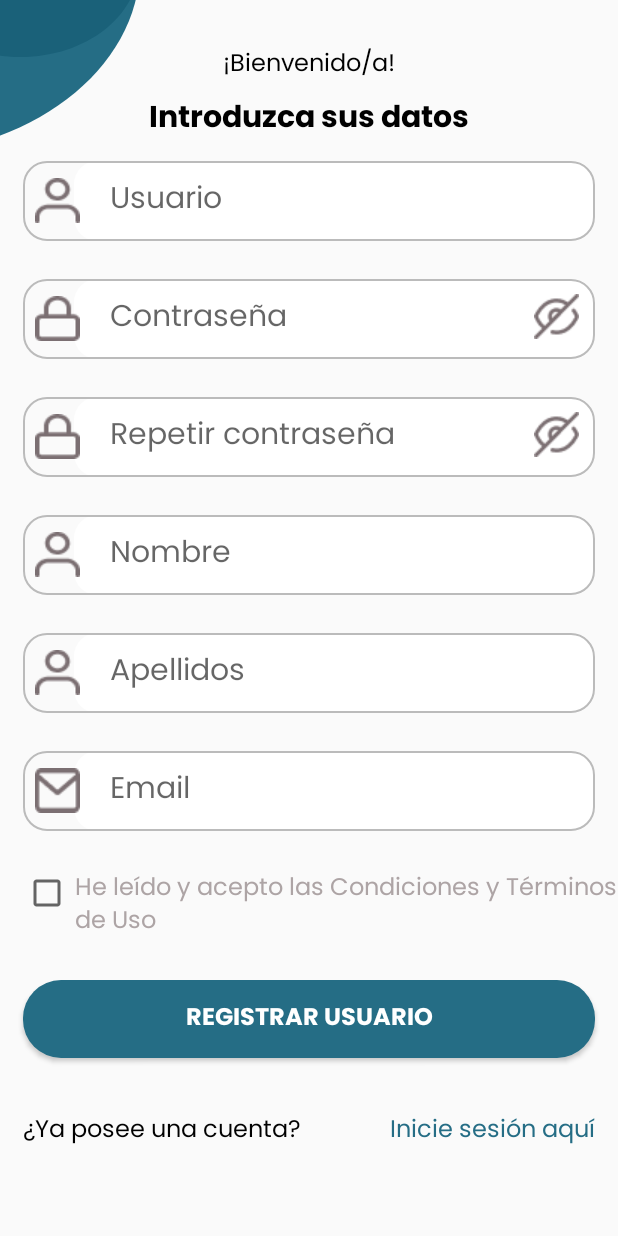
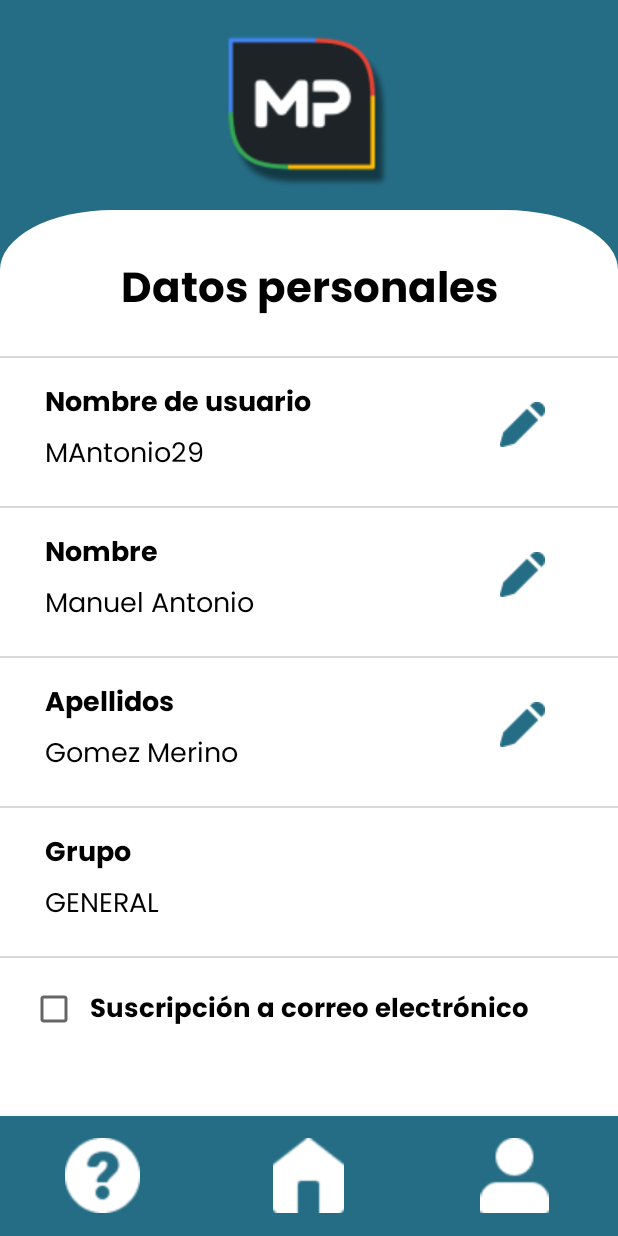
Before and after one commit to TFG-MenPas/MenPas, an Android app: the screen it shows after launch (RegistroUsuario before the commit, DatosPersonales after it), on a phone screen of 412 x 824 dp. Run offline under Robolectric (Android 15) with nearby library versions, the phone set to English and light mode, and no system bars.

Commit message:
Creada UI Datos Personales junto con el menu de navegación inferior y el banner principal con el logo

```diff
--- a/app/build.gradle
+++ b/app/build.gradle
@@ -41,4 +41,5 @@ dependencies {
     testImplementation 'junit:junit:4.13.2'
     androidTestImplementation 'androidx.test.ext:junit:1.1.3'
     androidTestImplementation 'androidx.test.espresso:espresso-core:3.4.0'
+
 }
--- /dev/null
+++ b/app/src/main/java/com/uma/menpas/DatosPersonales.kt
@@ -0,0 +1,45 @@
+package com.uma.menpas
+
+import androidx.appcompat.app.AppCompatActivity
+import android.os.Bundle
+import android.widget.CheckBox
+import android.widget.ImageButton
+import android.widget.Toast
+
+class DatosPersonales : AppCompatActivity() {
+    override fun onCreate(savedInstanceState: Bundle?) {
+        super.onCreate(savedInstanceState)
+        setContentView(R.layout.activity_datos_personales)
+
+        val botonEditarNombreDeUsuario = findViewById<ImageButton>(R.id.botonEditarNombreDeUsuario)
+        val botonEditarNombre = findViewById<ImageButton>(R.id.botonEditarNombre)
+        val botonEditarApellidos = findViewById<ImageButton>(R.id.botonEditarApellidos)
+        val checkBoxSuscripcion = findViewById<CheckBox>(R.id.checkBoxSuscripcion)
+
+        botonEditarNombreDeUsuario.setOnClickListener{
+            Toast.makeText(applicationContext, "Edita el nombre de usuario", Toast.LENGTH_SHORT)
+                .show()
+        }
+
+        botonEditarNombre.setOnClickListener{
+            Toast.makeText(applicationContext, "Edita el nombre", Toast.LENGTH_SHORT)
+                .show()
+        }
+
+        botonEditarApellidos.setOnClickListener{
+            Toast.makeText(applicationContext, "Edita los apellidos", Toast.LENGTH_SHORT)
+                .show()
+        }
+
+        checkBoxSuscripcion.setOnClickListener{
+            if(checkBoxSuscripcion.isChecked){
+                Toast.makeText(applicationContext, "Suscripción activada", Toast.LENGTH_SHORT)
+                    .show()
+            }else{
+                Toast.makeText(applicationContext, "Suscripción desactivada", Toast.LENGTH_SHORT)
+                    .show()
+            }
+
+        }
+    }
+}
--- /dev/null
+++ b/app/src/main/res/drawable/elipse_banner.xml
@@ -0,0 +1,4 @@
+<?xml version="1.0" encoding="utf-8"?>
+<shape xmlns:android="http://schemas.android.com/apk/res/android" android:shape="oval">
+<solid android:color="@color/white"/>
+</shape>
--- /dev/null
+++ b/app/src/main/res/drawable/prueba_banner.xml
@@ -0,0 +1,6 @@
+<?xml version="1.0" encoding="utf-8"?>
+
+
+    <shape xmlns:android="http://schemas.android.com/apk/res/android" android:shape="rectangle">
+        <solid android:color="@color/elipseBlue"></solid>
+    </shape>
--- /dev/null
+++ b/app/src/main/res/layout/activity_datos_personales.xml
@@ -0,0 +1,363 @@
+<?xml version="1.0" encoding="utf-8"?>
+
+<RelativeLayout xmlns:android="http://schemas.android.com/apk/res/android"
+    android:layout_width="fill_parent"
+    android:layout_height="fill_parent"
+    android:background="@color/white">
+    <ScrollView
+        android:layout_width="match_parent"
+        android:layout_height="match_parent"
+        android:layout_marginBottom="80dp">
+
+        <RelativeLayout
+            android:layout_width="match_parent"
+            android:layout_height="match_parent">
+
+            <View
+                android:id="@+id/bannerRectanguloAzul"
+                android:layout_width="match_parent"
+                android:layout_height="270dp"
+                android:layout_alignParentLeft="true"
+
+                android:layout_alignParentTop="true"
+                android:layout_marginTop="-50dp"
+                android:background="@drawable/prueba_banner"
+                />
+
+            <View android:id="@+id/bannerRectanguloBlancoCentral"
+            android:layout_width="match_parent"
+            android:layout_height="80dp"
+            android:layout_alignBottom="@+id/bannerRectanguloAzul"
+                android:layout_marginLeft="75dp"
+                android:layout_marginRight="75dp"
+            android:background="@android:color/white"
+            />
+
+            <View android:id="@+id/bannerElipseIzquierda"
+                android:layout_width="150dp"
+                android:layout_height="80dp"
+                android:layout_alignLeft="@+id/bannerRectanguloAzul"
+                android:layout_alignBottom="@+id/bannerRectanguloAzul"
+                android:background="@drawable/elipse_banner"/>
+
+            <View android:id="@+id/bannerElipseDerecha"
+                android:layout_width="150dp"
+                android:layout_height="80dp"
+                android:layout_alignRight="@+id/bannerRectanguloAzul"
+                android:layout_alignBottom="@+id/bannerRectanguloAzul"
+                android:background="@drawable/elipse_banner"/>
+
+            <View android:id="@+id/bannerRectanguloBlancoInferior"
+                android:layout_width="match_parent"
+                android:layout_height="40dp"
+                android:layout_alignBottom="@+id/bannerRectanguloAzul"
+                android:background="@android:color/white"
+                />
+
+            <ImageView android:id="@+id/logo"
+                android:layout_width="120dp"
+                android:layout_height="120dp"
+                android:layout_marginTop="15dp"
+                android:layout_centerHorizontal="true"
+                android:background="@drawable/logo"/>
+
+            <TextView
+                android:text="@string/datos_personales"
+                android:layout_width="match_parent"
+                android:layout_height="wrap_content"
+                android:fontFamily="@font/poppins_bold"
+                android:fontWeight="700"
+                android:textSize="28dp"
+                android:textStyle="normal"
+                android:gravity="center"
+
+                android:layout_marginBottom="20dp"
+                android:layout_marginTop="170dp"
+                android:textColor="@color/black"
+                android:id="@+id/textDatosPersonales"/>
+
+
+            <LinearLayout
+                android:layout_width="fill_parent"
+                android:layout_height="1dp"
+                android:background="#D9D9D9"
+                android:orientation="horizontal"
+                android:layout_above="@id/RLNombreDeUsuario"
+                />
+
+            <!--android:background="@drawable/background_border"-->
+            <RelativeLayout
+                android:layout_width="match_parent"
+                android:layout_height="100dp"
+                android:layout_below="@id/textDatosPersonales"
+                android:minWidth="25px"
+                android:minHeight="25px"
+                android:id="@+id/RLNombreDeUsuario">
+
+                <TextView
+                    android:text="@string/nombre_de_usuario"
+                    android:layout_width="match_parent"
+                    android:layout_height="wrap_content"
+                    android:fontFamily="@font/poppins_bold"
+                    android:fontWeight="700"
+                    android:textSize="18dp"
+                    android:textStyle="normal"
+                    android:layout_marginLeft="30dp"
+                    android:layout_marginTop="15dp"
+                    android:textColor="@color/black"
+                    android:id="@+id/textNombreDeUsuario"/>
+
+                <TextView
+                    android:text="MAntonio29"
+                    android:layout_width="match_parent"
+                    android:layout_height="wrap_content"
+                    android:fontFamily="@font/poppins_regular"
+                    android:fontWeight="700"
+                    android:textSize="18dp"
+                    android:textStyle="normal"
+                    android:layout_marginLeft="30dp"
+                    android:layout_marginTop="50dp"
+                    android:textColor="@color/black"
+                    android:id="@+id/NombreDeUsuario"/>
+
+                <ImageButton
+                    android:src="@drawable/pencil"
+                    android:background="#FFFFFF"
+                    android:layout_width="48dp"
+                    android:layout_height="48dp"
+                    android:layout_alignParentRight="true"
+                    android:layout_marginRight="40dp"
+                    android:layout_marginTop="20dp"
+                    android:id="@+id/botonEditarNombreDeUsuario"
+                    android:contentDescription="Edita tu nombre de usuario"/>
+
+            </RelativeLayout>
+
+            <LinearLayout
+                android:layout_width="fill_parent"
+                android:layout_height="1dp"
+                android:background="#D9D9D9"
+                android:orientation="horizontal"
+                android:layout_above="@id/RLNombre"
+                />
+
+            <RelativeLayout
+                android:layout_width="match_parent"
+                android:layout_height="100dp"
+
+                android:layout_below="@id/RLNombreDeUsuario"
+                android:minWidth="25px"
+                android:minHeight="25px"
+                android:id="@+id/RLNombre">
+
+                <TextView
+                    android:text="@string/nombre"
+                    android:layout_width="match_parent"
+                    android:layout_height="wrap_content"
+                    android:fontFamily="@font/poppins_bold"
+                    android:fontWeight="700"
+                    android:textSize="18dp"
+                    android:textStyle="normal"
+                    android:layout_marginLeft="30dp"
+                    android:layout_marginTop="15dp"
+                    android:textColor="@color/black"
+                    android:id="@+id/textNombre"/>
+
+                <TextView
+                    android:text="Manuel Antonio"
+                    android:layout_width="match_parent"
+                    android:layout_height="wrap_content"
+                    android:fontFamily="@font/poppins_regular"
+                    android:fontWeight="700"
+                    android:textSize="18dp"
+                    android:textStyle="normal"
+                    android:layout_marginLeft="30dp"
+                    android:layout_marginTop="50dp"
+                    android:textColor="@color/black"
+                    android:id="@+id/Nombre"/>
+
+                <ImageButton
+                    android:src="@drawable/pencil"
+                    android:background="#FFFFFF"
+                    android:layout_width="48dp"
+                    android:layout_height="48dp"
+                    android:layout_alignParentRight="true"
+                    android:layout_marginRight="40dp"
+                    android:layout_marginTop="20dp"
+                    android:id="@+id/botonEditarNombre"
+                    android:contentDescription="Edita tu nombre"/>
+
+            </RelativeLayout>
+
+            <LinearLayout
+                android:layout_width="fill_parent"
+                android:layout_height="1dp"
+                android:background="#D9D9D9"
+                android:orientation="horizontal"
+                android:layout_above="@id/RLApellidos"
+                />
+
+            <RelativeLayout
+                android:layout_width="match_parent"
+                android:layout_height="100dp"
+                android:layout_below="@id/RLNombre"
+                android:minWidth="25px"
+                android:minHeight="25px"
+                android:id="@+id/RLApellidos">
+
+                <TextView
+                    android:text="@string/apellidos"
+                    android:layout_width="match_parent"
+                    android:layout_height="wrap_content"
+                    android:fontFamily="@font/poppins_bold"
+                    android:fontWeight="700"
+                    android:textSize="18dp"
+                    android:textStyle="normal"
+                    android:layout_marginLeft="30dp"
+                    android:layout_marginTop="15dp"
+                    android:textColor="@color/black"
+                    android:id="@+id/textApellidos"/>
+
+                <TextView
+                    android:text="Gomez Merino"
+                    android:layout_width="match_parent"
+                    android:layout_height="wrap_content"
+                    android:fontFamily="@font/poppins_regular"
+                    android:fontWeight="700"
+                    android:textSize="18dp"
+                    android:textStyle="normal"
+                    android:layout_marginLeft="30dp"
+                    android:layout_marginTop="50dp"
+                    android:textColor="@color/black"
+                    android:id="@+id/Apellidos"/>
+
+                <ImageButton
+                    android:id="@+id/botonEditarApellidos"
+                    android:layout_width="48dp"
+                    android:layout_height="48dp"
+                    android:layout_alignParentRight="true"
+                    android:layout_marginTop="20dp"
+                    android:layout_marginRight="40dp"
+                    android:background="#FFFFFF"
+                    android:contentDescription="Edita tus apellidos"
+                    android:src="@drawable/pencil" />
+
+            </RelativeLayout>
+
+            <LinearLayout
+                android:layout_width="fill_parent"
+                android:layout_height="1dp"
+                android:background="#D9D9D9"
+                android:orientation="horizontal"
+                android:layout_above="@id/RLGrupo"
+                />
+
+            <RelativeLayout
+                android:layout_width="match_parent"
+                android:layout_height="100dp"
+                android:layout_below="@id/RLApellidos"
+                android:minWidth="25px"
+                android:minHeight="25px"
+                android:id="@+id/RLGrupo">
+
+                <TextView
+                    android:text="@string/grupo"
+                    android:layout_width="match_parent"
+                    android:layout_height="wrap_content"
+                    android:fontFamily="@font/poppins_bold"
+                    android:fontWeight="700"
+                    android:textSize="18dp"
+                    android:textStyle="normal"
+                    android:layout_marginLeft="30dp"
+                    android:layout_marginTop="15dp"
+                    android:textColor="@color/black"
+                    android:id="@+id/textGrupo"/>
+
+                <TextView
+                    android:text="GENERAL"
+                    android:layout_width="match_parent"
+                    android:layout_height="wrap_content"
+                    android:fontFamily="@font/poppins_regular"
+                    android:fontWeight="700"
+                    android:textSize="18dp"
+                    android:textStyle="normal"
+                    android:layout_marginLeft="30dp"
+                    android:layout_marginTop="50dp"
+                    android:textColor="@color/black"
+                    android:id="@+id/Grupo"/>
+
+            </RelativeLayout>
+
+            <LinearLayout
+                android:layout_width="fill_parent"
+                android:layout_height="1dp"
+                android:background="#D9D9D9"
+                android:orientation="horizontal"
+                android:layout_above="@id/RLSuscripcion"
+                />
+
+            <RelativeLayout
+                android:layout_width="match_parent"
+                android:layout_height="70dp"
+                android:layout_below="@id/RLGrupo"
+                android:minWidth="25px"
+                android:minHeight="25px"
+                android:id="@+id/RLSuscripcion">
+
+                <TextView
+                    android:text="@string/suscripcion_a_correo_electronico"
+                    android:layout_width="match_parent"
+                    android:layout_height="wrap_content"
+                    android:fontFamily="@font/poppins_bold"
+                    android:fontWeight="700"
+                    android:textSize="17dp"
+                    android:textStyle="normal"
+                    android:layout_marginLeft="60dp"
+                    android:layout_marginTop="20dp"
+                    android:textColor="@color/black"
+                    android:id="@+id/textSuscripcion"/>
+
+                <CheckBox
+                    android:text=""
+                    android:layout_width="48dp"
+                    android:layout_height="48dp"
+                    android:layout_marginTop="10dp"
+                    android:layout_marginLeft="20dp"
+                    android:id="@+id/checkBoxSuscripcion" />
+
+            </RelativeLayout>
+
+        </RelativeLayout>
+
+
+
+
+    </ScrollView>
+
+    <RelativeLayout
+        xmlns:android="http://schemas.android.com/apk/res/android"
+        xmlns:app="http://schemas.android.com/apk/res-auto"
+        android:orientation="vertical"
+        android:layout_width="match_parent"
+        android:layout_height="match_parent">
+        <FrameLayout
+            android:id="@+id/content_frame"
+            android:layout_width="match_parent"
+            android:layout_height="match_parent"
+            android:layout_above="@+id/bottom_navigation"/>
+
+        <com.google.android.material.bottomnavigation.BottomNavigationView
+            android:id="@+id/bottom_navigation"
+            android:layout_width="match_parent"
+            android:layout_height="80dp"
+            android:layout_alignParentBottom="true"
+            app:itemIconSize="50dp"
+            app:elevation="10dp"
+            app:labelVisibilityMode="unlabeled"
+            app:menu="@menu/bottom_nav_menu"
+            android:background="@color/elipseBlue"
+            app:itemIconTint="@android:color/white"/>
+
+    </RelativeLayout>
+
+</RelativeLayout>
--- /dev/null
+++ b/app/src/main/res/menu/bottom_nav_menu.xml
@@ -0,0 +1,21 @@
+<?xml version="1.0" encoding="utf-8" ?>
+<menu xmlns:android="http://schemas.android.com/apk/res/android"
+    xmlns:app="http://schemas.android.com/apk/res-auto">
+	<item android:id="@+id/menu_faq"
+      android:enabled="true"
+      android:icon="@drawable/faq_bm"
+      android:title=""
+      app:showAsAction="ifRoom"/>
+
+	<item android:id="@+id/menu_home"
+      android:enabled="true"
+      android:icon="@drawable/home_bm"
+      android:title=""
+      app:showAsAction="ifRoom"/>
+
+	<item android:id="@+id/menu_user"
+      android:enabled="true"
+      android:icon="@drawable/user_bm"
+      android:title=""
+      app:showAsAction="ifRoom"/>
+</menu>
--- a/app/src/main/res/values/strings.xml
+++ b/app/src/main/res/values/strings.xml
@@ -13,4 +13,8 @@
     <string name="posee_cuenta">¿Ya posee una cuenta?</string>
     <string name="inicie_sesion">Inicie sesión aquí</string>
     <string name="mostrar_ocultar_contrasenya">Mostrar/ocultar contraseña</string>
+    <string name="datos_personales">Datos personales</string>
+    <string name="nombre_de_usuario">Nombre de usuario</string>
+    <string name="grupo">Grupo</string>
+    <string name="suscripcion_a_correo_electronico">Suscripción a correo electrónico</string>
 </resources>
```
Also changed, not shown: app/src/main/AndroidManifest.xml (+12 -3 lines), app/src/main/res/drawable/faq_bm.png (added), app/src/main/res/drawable/home_bm.png (added), app/src/main/res/drawable/logo.png (added), app/src/main/res/drawable/pencil.png (added), app/src/main/res/drawable/user_bm.png (added).
